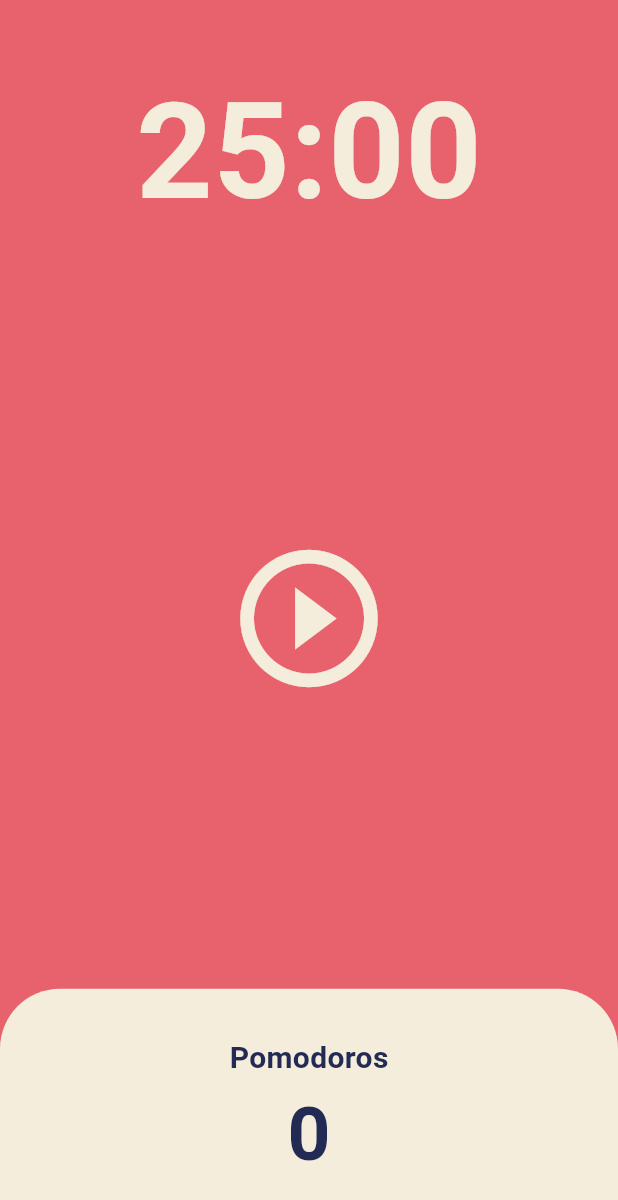
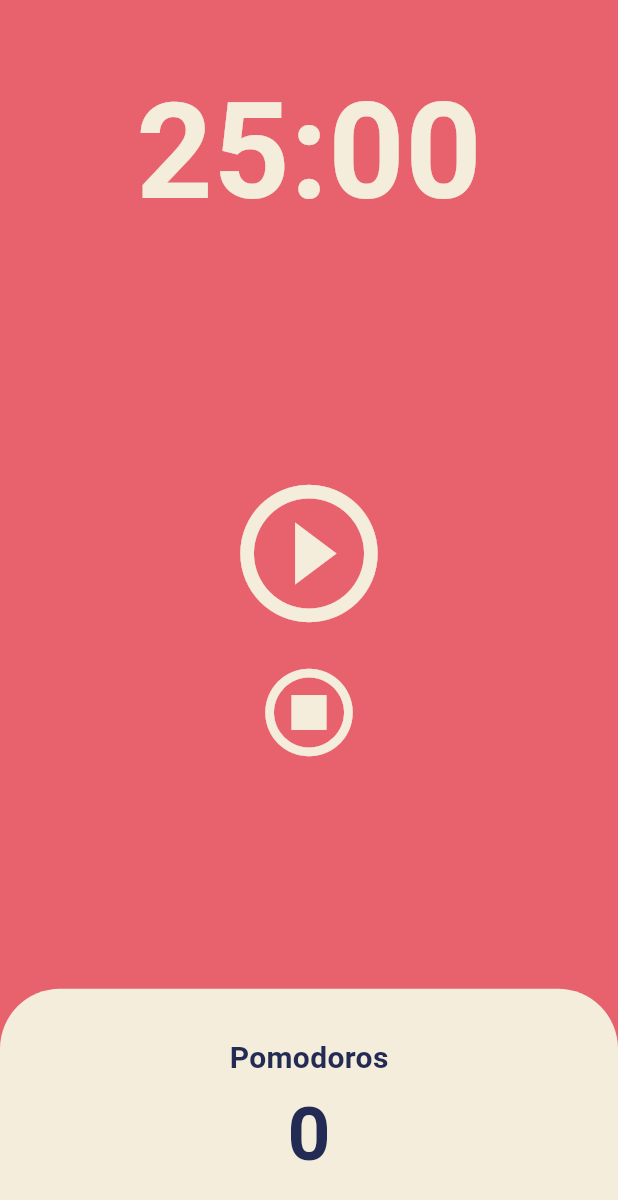
Before and after one commit to kiraki3/flutter-workspace, a Flutter app: the screen it shows after launch, on a phone screen of 412 x 824 dp. Shown: the top 1200 px of the screen. Run offline on Flutter 3.47's test engine with Material 3 defaults, Android fonts, the phone set to English and light mode, and no system bars.

Commit message:
Pomorodo Code Challenge: Add stop button to reset timer and Pomodoro count

```diff
--- a/pomodoro_app/lib/screens/home_screen.dart
+++ b/pomodoro_app/lib/screens/home_screen.dart
@@ -11,7 +11,7 @@ class HomeScreen extends StatefulWidget {
 class _HomeScreenState extends State<HomeScreen> {
   static const twentyFiveMinutes = 1500; // 실수를 막기 위해
   int totalSeconds = twentyFiveMinutes; // 총 25분
-  bool isRunning = false;
+  bool isRunning = false; // 시간 멈춤
   int totalPomodoros = 0;
 
   late Timer timer; // 당장 초기화 하지 않아도 됨, property를 사용하기 전에 반드시 초기화
@@ -56,6 +56,15 @@ class _HomeScreenState extends State<HomeScreen> {
     });
   }
 
+  void onStopPressed() {
+    timer.cancel();
+    setState(() {
+      totalSeconds = twentyFiveMinutes;
+      totalPomodoros = 0;
+      isRunning = false;
+    });
+  }
+
   @override
   Widget build(BuildContext context) {
     return Scaffold(
@@ -78,7 +87,10 @@ class _HomeScreenState extends State<HomeScreen> {
           ),
           Flexible(
             flex: 3,
-            child: Center(
+            child: Column(
+              mainAxisAlignment: MainAxisAlignment.center,
+              children: [
+                Center(
                   child: IconButton(
                     iconSize: 110,
                     color: Theme.of(context).cardColor,
@@ -87,6 +99,16 @@ class _HomeScreenState extends State<HomeScreen> {
                         ? Icons.pause_circle_outline
                         : Icons.play_circle_outline),
                   ),
+                ),
+                Center(
+                  child: IconButton(
+                    iconSize: 70,
+                    color: Theme.of(context).cardColor,
+                    onPressed: onStopPressed,
+                    icon: const Icon(Icons.stop_circle_outlined),
+                  ),
+                ),
+              ],
             ),
           ),
           Flexible(
```
Lines whose indentation alone changed are shown as unchanged.
